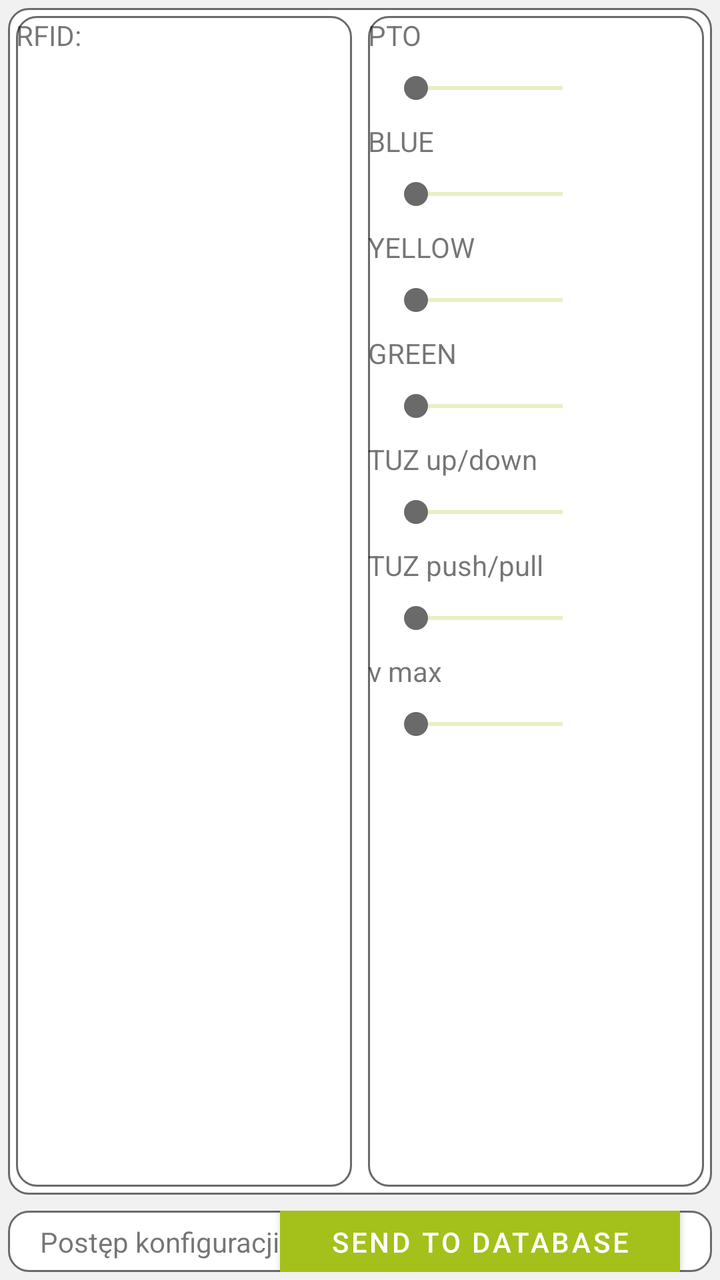
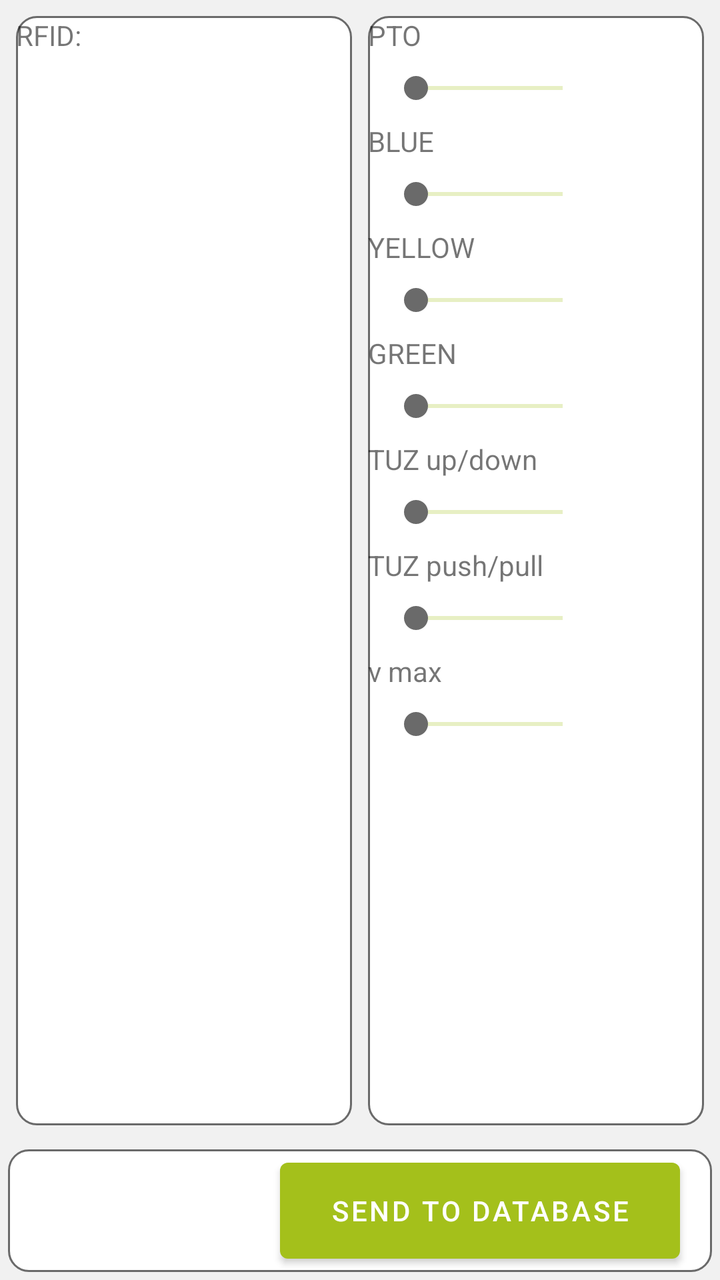

Two renders of the same Android screen: before a commit and after it. Below are the layout's source before the change and the commit's diff.
<!-- AndroidManifest.xml: application theme AppTheme -->
<!-- res/layout/fragment_tool_management_params.xml -->
<?xml version="1.0" encoding="utf-8"?>
<layout xmlns:android="http://schemas.android.com/apk/res/android"
    xmlns:app="http://schemas.android.com/apk/res-auto"
    xmlns:tools="http://schemas.android.com/tools">

    <data>

        <variable
            name="viewModel"
            type="eu.agribot.agribotapp.ui.fragment.toolmanagement.toolparams.ToolParamsViewModel" />
    </data>

    <LinearLayout
        android:layout_width="match_parent"
        android:layout_height="match_parent"
        android:background="@color/background_gray"
        android:orientation="vertical">


        <LinearLayout
                android:layout_width="match_parent"
                android:layout_height="wrap_content"
                android:layout_weight="7"
                android:layout_margin="@dimen/margin_small"
                android:background="@drawable/rounded_corner_layout"
                android:orientation="horizontal"
                android:gravity="center">

            <LinearLayout
                android:layout_width="0dp"
                android:layout_height="match_parent"
                android:layout_margin="@dimen/margin_small"
                android:layout_weight="1"
                android:background="@drawable/rounded_corner_layout"
                android:orientation="vertical">

                <TextView
                    android:layout_width="match_parent"
                    android:layout_height="match_parent"
                    android:text="RFID: "/>

            </LinearLayout>

            <LinearLayout
                android:layout_width="0dp"
                android:layout_height="match_parent"
                android:layout_margin="@dimen/margin_small"
                android:layout_weight="1"
                android:background="@drawable/rounded_corner_layout"
                android:orientation="vertical">

                <LinearLayout
                    android:layout_width="match_parent"
                    android:layout_height="wrap_content"
                    android:orientation="horizontal">

                    <LinearLayout
                        android:layout_width="0dp"
                        android:layout_height="wrap_content"
                        android:layout_weight="4"
                        android:orientation="vertical">

                        <TextView
                            android:layout_width="wrap_content"
                            android:layout_height="wrap_content"
                            android:text="PTO"
                            android:textSize="@dimen/text_size_medium" />

                        <SeekBar
                            android:layout_width="match_parent"
                            android:layout_height="wrap_content"
                            android:progressBackgroundTint="@color/base_green"
                            android:layout_margin="@dimen/margin_medium" />
                    </LinearLayout>


                    <TextView
                        android:layout_width="0dp"
                        android:layout_height="wrap_content"
                        android:layout_margin="@dimen/margin_medium"
                        android:layout_weight="1"
                        android:textStyle="bold" />

                </LinearLayout>

                <LinearLayout
                    android:layout_width="match_parent"
                    android:layout_height="wrap_content"
                    android:orientation="horizontal">

                    <LinearLayout
                        android:layout_width="0dp"
                        android:layout_height="wrap_content"
                        android:layout_weight="4"
                        android:orientation="vertical">

                        <TextView
                            android:layout_width="wrap_content"
                            android:layout_height="wrap_content"
                            android:text="BLUE"
                            android:textSize="@dimen/text_size_medium" />

                        <SeekBar
                            android:layout_width="match_parent"
                            android:layout_height="wrap_content"
                            android:progressBackgroundTint="@color/base_green"
                            android:layout_margin="@dimen/margin_medium" />
                    </LinearLayout>


                    <TextView
                        android:layout_width="0dp"
                        android:layout_height="wrap_content"
                        android:layout_margin="@dimen/margin_medium"
                        android:layout_weight="1"
                        android:textStyle="bold" />

                </LinearLayout>

                <LinearLayout
                    android:layout_width="match_parent"
                    android:layout_height="wrap_content"
                    android:orientation="horizontal">

                    <LinearLayout
                        android:layout_width="0dp"
                        android:layout_height="wrap_content"
                        android:layout_weight="4"
                        android:orientation="vertical">

                        <TextView
                            android:layout_width="wrap_content"
                            android:layout_height="wrap_content"
                            android:text="YELLOW"
                            android:textSize="@dimen/text_size_medium" />

                        <SeekBar
                            android:layout_width="match_parent"
                            android:layout_height="wrap_content"
                            android:progressBackgroundTint="@color/base_green"
                            android:layout_margin="@dimen/margin_medium" />
                    </LinearLayout>


                    <TextView
                        android:layout_width="0dp"
                        android:layout_height="wrap_content"
                        android:layout_margin="@dimen/margin_medium"
                        android:layout_weight="1"
                        android:textStyle="bold" />


                </LinearLayout>

                <LinearLayout
                    android:layout_width="match_parent"
                    android:layout_height="wrap_content"
                    android:orientation="horizontal">

                    <LinearLayout
                        android:layout_width="0dp"
                        android:layout_height="wrap_content"
                        android:layout_weight="4"
                        android:orientation="vertical">

                        <TextView
                            android:layout_width="wrap_content"
                            android:layout_height="wrap_content"
                            android:text="GREEN"
                            android:textSize="@dimen/text_size_medium" />

                        <SeekBar
                            android:layout_width="match_parent"
                            android:layout_height="wrap_content"
                            android:progressBackgroundTint="@color/base_green"
                            android:layout_margin="@dimen/margin_medium" />
                    </LinearLayout>


                    <TextView
                        android:layout_width="0dp"
                        android:layout_height="wrap_content"
                        android:layout_margin="@dimen/margin_medium"
                        android:layout_weight="1"
                        android:textStyle="bold" />
                </LinearLayout>

                <LinearLayout
                    android:layout_width="match_parent"
                    android:layout_height="wrap_content"
                    android:orientation="horizontal">

                    <LinearLayout
                        android:layout_width="0dp"
                        android:layout_height="wrap_content"
                        android:layout_weight="4"
                        android:orientation="vertical">

                        <TextView
                            android:layout_width="wrap_content"
                            android:layout_height="wrap_content"
                            android:text="TUZ up/down"
                            android:textSize="@dimen/text_size_medium" />

                        <SeekBar
                            android:layout_width="match_parent"
                            android:layout_height="wrap_content"
                            android:progressBackgroundTint="@color/base_green"
                            android:layout_margin="@dimen/margin_medium" />
                    </LinearLayout>


                    <TextView
                        android:layout_width="0dp"
                        android:layout_height="wrap_content"
                        android:layout_margin="@dimen/margin_medium"
                        android:layout_weight="1"
                        android:textStyle="bold" />


                </LinearLayout>

                <LinearLayout
                    android:layout_width="match_parent"
                    android:layout_height="wrap_content"
                    android:orientation="horizontal">

                    <LinearLayout
                        android:layout_width="0dp"
                        android:layout_height="wrap_content"
                        android:layout_weight="4"
                        android:orientation="vertical">

                        <TextView
                            android:layout_width="wrap_content"
                            android:layout_height="wrap_content"
                            android:text="TUZ push/pull"
                            android:textSize="@dimen/text_size_medium" />

                        <SeekBar
                            android:layout_width="match_parent"
                            android:layout_height="wrap_content"
                            android:progressBackgroundTint="@color/base_green"
                            android:layout_margin="@dimen/margin_medium" />
                    </LinearLayout>


                    <TextView
                        android:layout_width="0dp"
                        android:layout_height="wrap_content"
                        android:layout_margin="@dimen/margin_medium"
                        android:layout_weight="1"
                        android:textStyle="bold" />


                </LinearLayout>

                <LinearLayout
                    android:layout_width="match_parent"
                    android:layout_height="wrap_content"
                    android:orientation="horizontal">

                    <LinearLayout
                        android:layout_width="0dp"
                        android:layout_height="wrap_content"
                        android:layout_weight="4"
                        android:orientation="vertical">

                        <TextView
                            android:layout_width="wrap_content"
                            android:layout_height="wrap_content"
                            android:text="v max"
                            android:textSize="@dimen/text_size_medium" />

                        <SeekBar
                            android:layout_width="match_parent"
                            android:layout_height="wrap_content"
                            android:progressBackgroundTint="@color/base_green"
                            android:layout_margin="@dimen/margin_medium" />
                    </LinearLayout>


                    <TextView
                        android:layout_width="0dp"
                        android:layout_height="wrap_content"
                        android:layout_margin="@dimen/margin_medium"
                        android:layout_weight="1"
                        android:textStyle="bold" />


                </LinearLayout>


            </LinearLayout>

        </LinearLayout>



        <androidx.constraintlayout.widget.ConstraintLayout
            android:layout_width="match_parent"
            android:layout_height="0dp"
            android:layout_margin="@dimen/margin_small"
            android:layout_weight="1"
            android:background="@drawable/rounded_corner_layout"
            android:gravity="end"
            android:orientation="horizontal">

            <TextView
                android:id="@+id/textView7"
                android:layout_width="0dp"
                android:layout_height="wrap_content"
                android:layout_marginStart="@dimen/margin_large"
                android:layout_marginLeft="@dimen/margin_large"
                android:layout_marginEnd="@dimen/margin_large"
                android:layout_marginRight="@dimen/margin_large"
                android:text="@string/configuration_progress"
                app:layout_constraintBottom_toBottomOf="parent"
                app:layout_constraintStart_toStartOf="parent"
                app:layout_constraintTop_toTopOf="parent" />

            <ProgressBar
                android:id="@+id/progressBar"
                style="@style/Widget.AppCompat.ProgressBar.Horizontal"
                android:layout_width="200dp"
                android:layout_height="wrap_content"
                android:layout_marginStart="@dimen/margin_large"
                android:padding="@dimen/margin_large"
                android:progress="40"
                android:progressBackgroundTint="@color/base_green"
                android:progressTint="@color/base_green"
                app:layout_constraintBottom_toBottomOf="parent"
                app:layout_constraintStart_toEndOf="@+id/textView7"
                app:layout_constraintTop_toTopOf="parent" />

            <View
                android:layout_width="match_parent"
                android:layout_height="match_parent"
                app:layout_constraintBottom_toBottomOf="parent"
                app:layout_constraintEnd_toStartOf="@+id/left_button"
                app:layout_constraintTop_toTopOf="parent"/>


            <com.google.android.material.button.MaterialButton
                android:id="@+id/right_button"
                android:layout_width="200dp"
                android:layout_height="60dp"
                android:layout_marginEnd="@dimen/margin_large"
                android:text="@string/send_to_database"
                android:onClick="@{()-> viewModel.sendToolData()}"
                app:layout_constraintBottom_toBottomOf="parent"
                app:layout_constraintEnd_toEndOf="parent"
                app:layout_constraintTop_toTopOf="parent" />

        </androidx.constraintlayout.widget.ConstraintLayout>


    </LinearLayout>

</layout>
<!-- resources referenced by this layout -->
<resources>
  <color name="background_gray">#f1f1f1</color>
  <color name="base_green">#a4c01b</color>
  <dimen name="margin_large">16dp</dimen>
  <dimen name="margin_medium">8dp</dimen>
  <dimen name="margin_small">4dp</dimen>
  <dimen name="text_size_medium">14sp</dimen>
  <!-- drawable rounded_corner_layout (drawable) -->
  <?xml version="1.0" encoding="utf-8"?>
  <shape xmlns:android="http://schemas.android.com/apk/res/android">
  
      <solid android:color="@android:color/white"/>
      <corners android:radius="10dp"/>
      <stroke
          android:width="1dp"
          android:color="@color/gray" />
  
  </shape>
  <string name="configuration_progress">Postęp konfiguracji</string>
  <string name="send_to_database">Send to Database</string>
  <style name="AppTheme" parent="Theme.MaterialComponents.Light.DarkActionBar">
          
          <item name="colorPrimary">@color/colorPrimary</item>
          <item name="colorPrimaryDark">@color/colorPrimaryDark</item>
          <item name="colorAccent">@color/colorAccent</item>
      </style>
  <color name="gray">#6A6A6A</color>
  <color name="colorPrimary">@color/base_green</color>
  <color name="colorPrimaryDark">@color/base_green_darker</color>
  <color name="colorAccent">@color/gray</color>
  <color name="base_green_darker">#839915</color>
</resources>

<!-- the commit's change to res/layout/fragment_tool_management_params.xml (unified diff, before → after) -->
@@ -20,9 +20,9 @@
         <LinearLayout
                 android:layout_width="match_parent"
                 android:layout_height="wrap_content"
-                android:layout_weight="7"
+                android:layout_weight="3"
                 android:layout_margin="@dimen/margin_small"
-                android:background="@drawable/rounded_corner_layout"
+                android:background="@color/background_gray"
                 android:orientation="horizontal"
                 android:gravity="center">
 
@@ -67,10 +67,13 @@
                             android:textSize="@dimen/text_size_medium" />
 
                         <SeekBar
-                            android:layout_width="match_parent"
-                            android:layout_height="wrap_content"
-                            android:progressBackgroundTint="@color/base_green"
-                            android:layout_margin="@dimen/margin_medium" />
+                            android:id="@+id/seek_pto"
+                            android:layout_width="match_parent"
+                            android:layout_height="wrap_content"
+                            android:progressBackgroundTint="@color/base_green"
+                            android:layout_margin="@dimen/margin_medium"
+                            android:progress="@{viewModel.ptoValue}"
+                            />
                     </LinearLayout>
 
 
@@ -305,40 +308,6 @@
             android:background="@drawable/rounded_corner_layout"
             android:gravity="end"
             android:orientation="horizontal">
-
-            <TextView
-                android:id="@+id/textView7"
-                android:layout_width="0dp"
-                android:layout_height="wrap_content"
-                android:layout_marginStart="@dimen/margin_large"
-                android:layout_marginLeft="@dimen/margin_large"
-                android:layout_marginEnd="@dimen/margin_large"
-                android:layout_marginRight="@dimen/margin_large"
-                android:text="@string/configuration_progress"
-                app:layout_constraintBottom_toBottomOf="parent"
-                app:layout_constraintStart_toStartOf="parent"
-                app:layout_constraintTop_toTopOf="parent" />
-
-            <ProgressBar
-                android:id="@+id/progressBar"
-                style="@style/Widget.AppCompat.ProgressBar.Horizontal"
-                android:layout_width="200dp"
-                android:layout_height="wrap_content"
-                android:layout_marginStart="@dimen/margin_large"
-                android:padding="@dimen/margin_large"
-                android:progress="40"
-                android:progressBackgroundTint="@color/base_green"
-                android:progressTint="@color/base_green"
-                app:layout_constraintBottom_toBottomOf="parent"
-                app:layout_constraintStart_toEndOf="@+id/textView7"
-                app:layout_constraintTop_toTopOf="parent" />
-
-            <View
-                android:layout_width="match_parent"
-                android:layout_height="match_parent"
-                app:layout_constraintBottom_toBottomOf="parent"
-                app:layout_constraintEnd_toStartOf="@+id/left_button"
-                app:layout_constraintTop_toTopOf="parent"/>
 
 
             <com.google.android.material.button.MaterialButton
<!-- resource entries referenced after the edit -->
@@ -17,7 +17,6 @@
           android:color="@color/gray" />
   
   </shape>
-  <string name="configuration_progress">Postęp konfiguracji</string>
   <string name="send_to_database">Send to Database</string>
   <style name="AppTheme" parent="Theme.MaterialComponents.Light.DarkActionBar">
           
